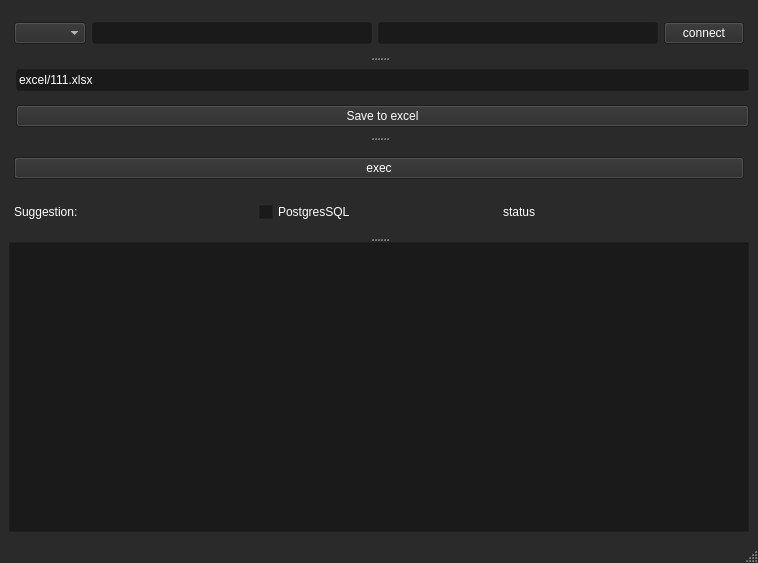
The window that table.ui (gfifgfifofich/DB_loader) describes before a commit, drawn with Qt 5.
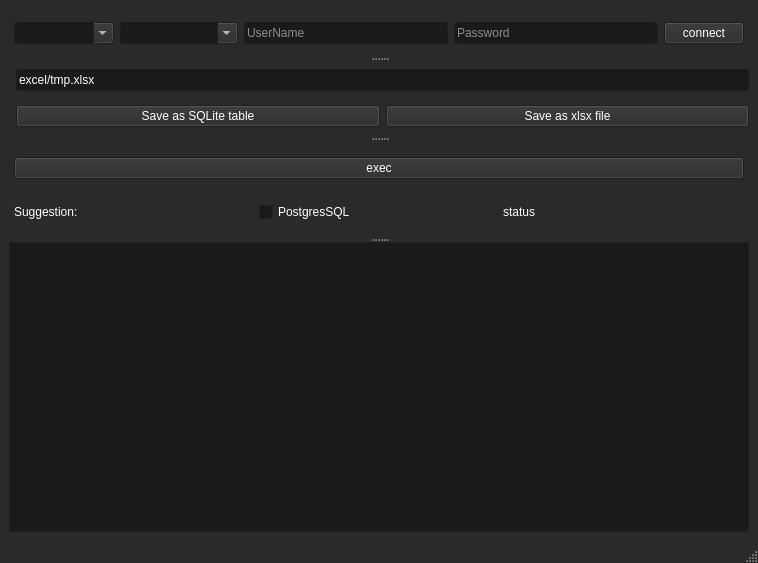
The same window after the commit.

Commit message: Better connection scheme & saving to sqlite table

```diff
--- a/table.ui
+++ b/table.ui
@@ -528,13 +528,33 @@
          <number>5</number>
         </property>
         <item>
-         <widget class="QComboBox" name="comboBox"/>
+         <widget class="QComboBox" name="comboBoxDriver">
+          <property name="editable">
+           <bool>true</bool>
+          </property>
+          <property name="placeholderText">
+           <string>Select Driver</string>
+          </property>
+         </widget>
+        </item>
+        <item>
+         <widget class="QComboBox" name="comboBox">
+          <property name="editable">
+           <bool>true</bool>
+          </property>
+          <property name="placeholderText">
+           <string>Select database</string>
+          </property>
+         </widget>
         </item>
         <item>
          <widget class="QLineEdit" name="lineEdit_2">
           <property name="text">
            <string/>
           </property>
+          <property name="placeholderText">
+           <string>UserName</string>
+          </property>
          </widget>
         </item>
         <item>
@@ -545,6 +565,9 @@
           <property name="echoMode">
            <enum>QLineEdit::EchoMode::Password</enum>
           </property>
+          <property name="placeholderText">
+           <string>Password</string>
+          </property>
          </widget>
         </item>
         <item>
@@ -564,16 +587,30 @@
         <item>
          <widget class="QLineEdit" name="lineEdit">
           <property name="text">
-           <string>excel/111.xlsx</string>
+           <string>excel/tmp.xlsx</string>
           </property>
          </widget>
         </item>
         <item>
-         <widget class="QPushButton" name="pushButton_2">
-          <property name="text">
-           <string>Save to excel</string>
+         <layout class="QHBoxLayout" name="horizontalLayout_4">
+          <property name="bottomMargin">
+           <number>0</number>
           </property>
-         </widget>
+          <item>
+           <widget class="QPushButton" name="SaveToSQLiteTable">
+            <property name="text">
+             <string>Save as SQLite table</string>
+            </property>
+           </widget>
+          </item>
+          <item>
+           <widget class="QPushButton" name="pushButton_2">
+            <property name="text">
+             <string>Save as xlsx file</string>
+            </property>
+           </widget>
+          </item>
+         </layout>
         </item>
        </layout>
       </widget>
```
The commit also changes 8 other files.
